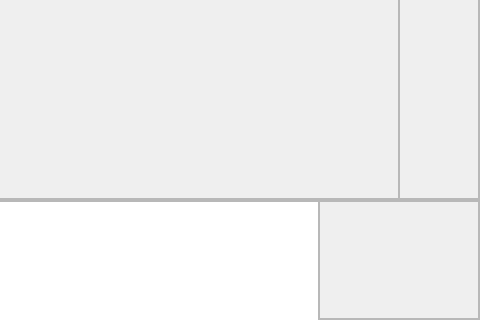
Old version of the form editor/mainwindow.ui in the repository ErrrOrrr503/DOORkaEngine; both pictures show x 320 to 800 and y 280 to 600 of the 800 by 600 pixel window.
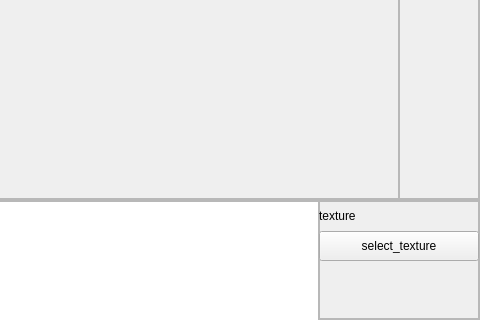
New version of the form.

Commit message: Texturing implemented both in engine and editor, however there is a lot of work to do. Compression and level soad/save is changed a bit to deal with texture description block.

The edit to the form file:
```diff
--- a/editor/mainwindow.ui
+++ b/editor/mainwindow.ui
@@ -282,6 +282,32 @@
          <property name="frameShadow">
           <enum>QFrame::Raised</enum>
          </property>
+         <widget class="QLabel" name="texture_label">
+          <property name="geometry">
+           <rect>
+            <x>0</x>
+            <y>0</y>
+            <width>160</width>
+            <height>30</height>
+           </rect>
+          </property>
+          <property name="text">
+           <string>texture</string>
+          </property>
+         </widget>
+         <widget class="QPushButton" name="sel_textureButton">
+          <property name="geometry">
+           <rect>
+            <x>0</x>
+            <y>30</y>
+            <width>160</width>
+            <height>30</height>
+           </rect>
+          </property>
+          <property name="text">
+           <string>select_texture</string>
+          </property>
+         </widget>
         </widget>
        </item>
       </layout>
```
The commit also changes 22 other files.
